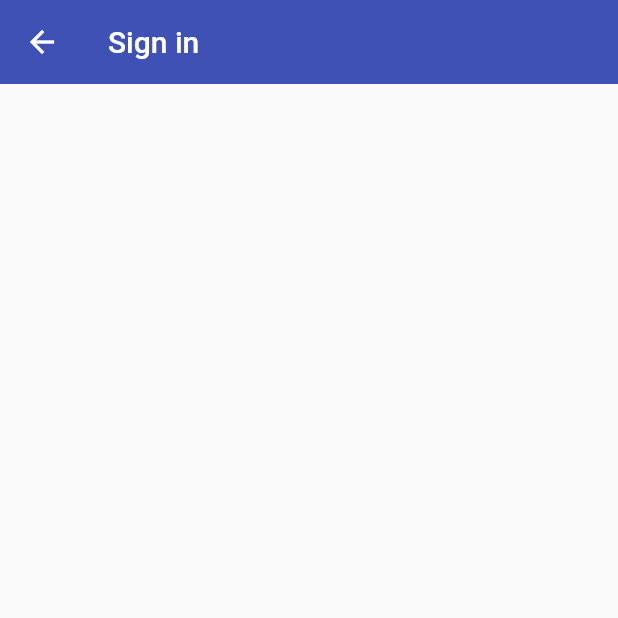
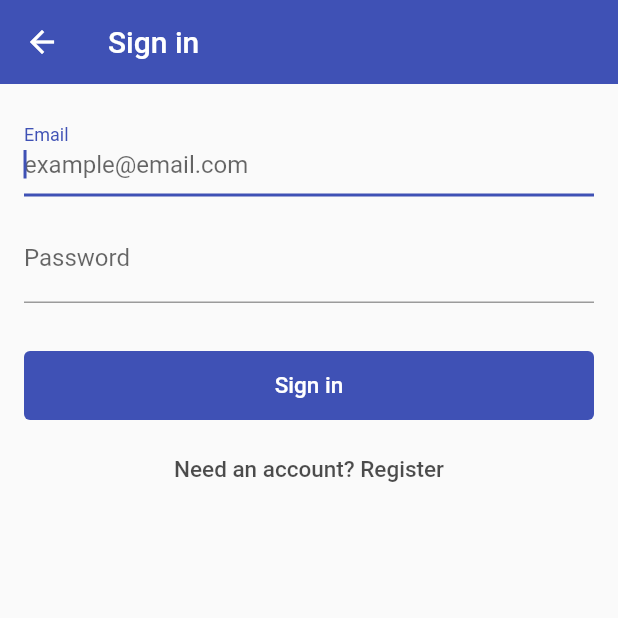
Before and after one commit to tino-brst/time_tracker_flutter, a Flutter app: the EmailSignInScreen screen opened directly, on a phone screen of 412 x 824 dp, the top half of it. Run offline on Flutter 3.47's test engine with Material 2 defaults, Android fonts, the phone set to English and light mode, and no system bars; our stand-ins replace firebase_auth, google_sign_in; accounts and stored records are empty.

Commit message:
Layout sign in with email form

```diff
--- a/lib/screens/email_sign_in_screen.dart
+++ b/lib/screens/email_sign_in_screen.dart
@@ -1,4 +1,5 @@
 import 'package:flutter/material.dart';
+import 'package:time_tracker/widgets/custom_flat_button.dart';
 
 class EmailSignInScreen extends StatelessWidget {
   @override
@@ -8,11 +9,83 @@ class EmailSignInScreen extends StatelessWidget {
         title: Text('Sign in'),
         elevation: 0,
       ),
-      body: _buildContent(),
+      body: Padding(
+        padding: const EdgeInsets.all(16.0),
+        child: EmailSignInForm(),
+      ),
+    );
+  }
+}
+
+enum EmailSignInFormType {
+  signIn,
+  register,
+}
+
+class EmailSignInForm extends StatefulWidget {
+  @override
+  _EmailSignInFormState createState() => _EmailSignInFormState();
+}
+
+class _EmailSignInFormState extends State<EmailSignInForm> {
+  final _emailController = TextEditingController();
+  final _passwordController = TextEditingController();
+  var _formType = EmailSignInFormType.signIn;
+
+  @override
+  Widget build(BuildContext context) {
+    String primaryButtonText;
+    String secondaryButtonText;
+
+    if (_formType == EmailSignInFormType.signIn) {
+      primaryButtonText = 'Sign in';
+      secondaryButtonText = 'Need an account? Register';
+    } else {
+      primaryButtonText = 'Create account';
+      secondaryButtonText = 'Already have an account? Sign in';
+    }
+
+    return Column(
+      crossAxisAlignment: CrossAxisAlignment.stretch,
+      children: <Widget>[
+        TextField(
+          controller: _emailController,
+          keyboardType: TextInputType.emailAddress,
+          autofocus: true,
+          decoration: InputDecoration(
+            labelText: 'Email',
+            hintText: 'example@email.com',
+          ),
+        ),
+        SizedBox(height: 12),
+        TextField(
+          controller: _passwordController,
+          obscureText: true,
+          decoration: InputDecoration(
+            labelText: 'Password',
+          ),
+        ),
+        SizedBox(height: 32),
+        CustomFlatButton(
+          primaryButtonText,
+          color: Colors.indigo,
+          textColor: Colors.white,
+          onPressed: () {},
+        ),
+        SizedBox(height: 10),
+        CustomFlatButton(
+          secondaryButtonText,
+          color: Colors.transparent,
+          textColor: Colors.black.withOpacity(0.7),
+          onPressed: _toggleFormType,
+        )
+      ],
     );
   }
 
-  Widget _buildContent() {
-    return Container();
+  void _toggleFormType() {
+    setState(() {
+      _formType = _formType == EmailSignInFormType.register ? EmailSignInFormType.signIn : EmailSignInFormType.register;
+    });
   }
 }
```
